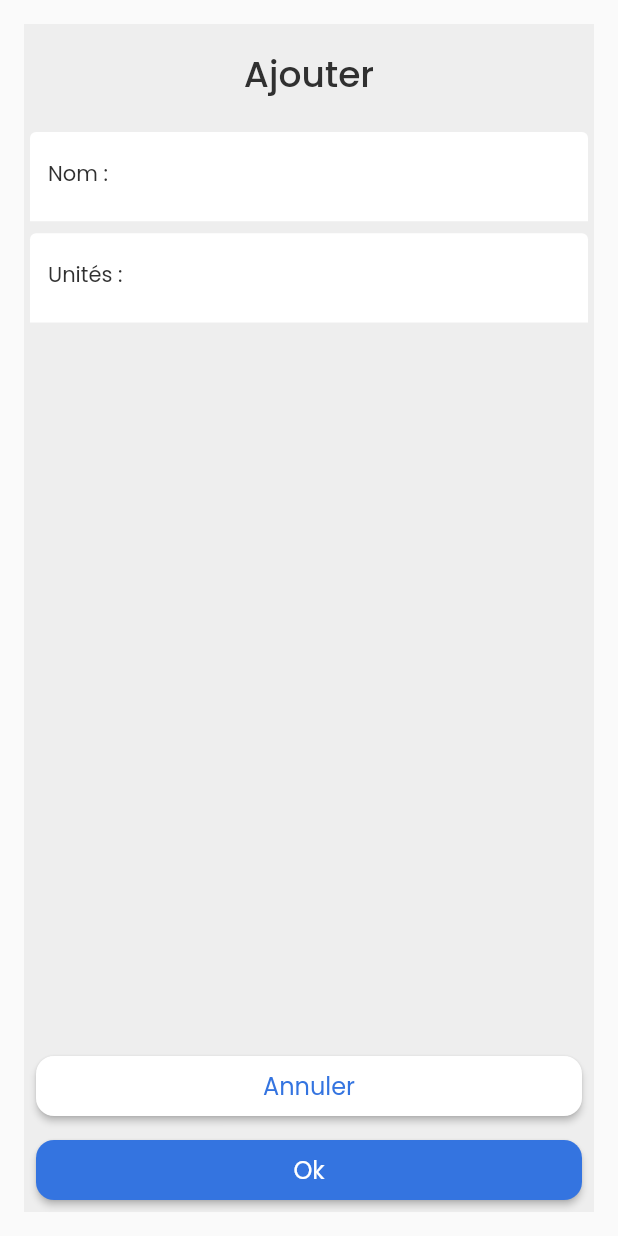
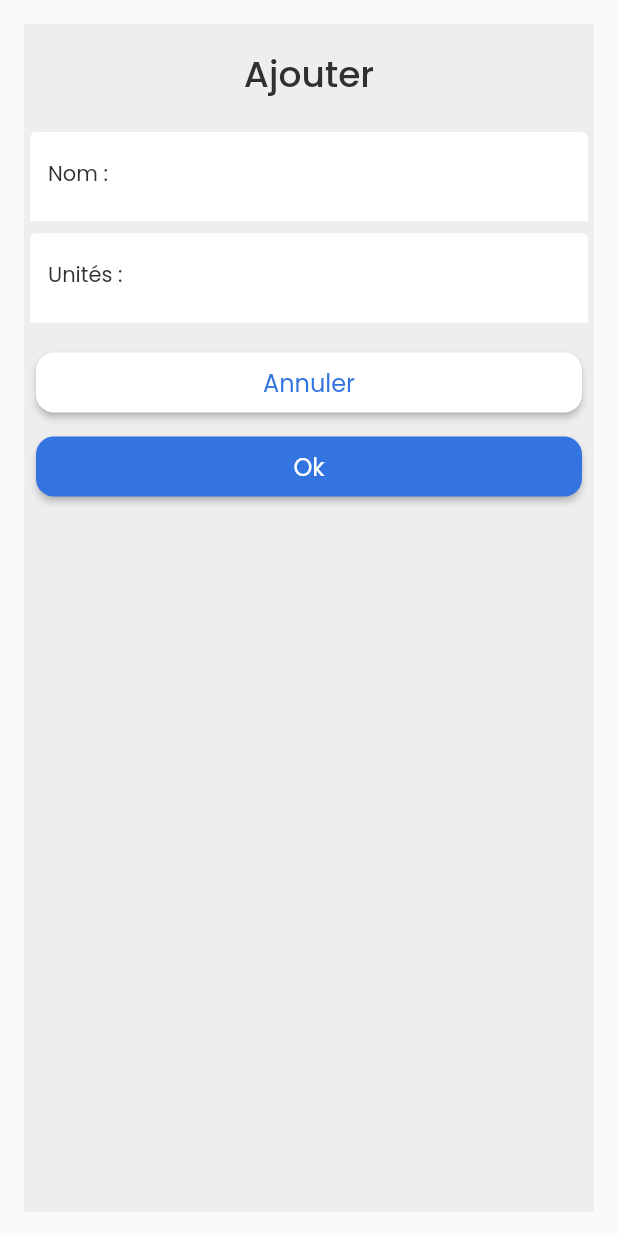
Before and after one commit to Sebastien-Remy/timtips, a Flutter app: the AddPartnerWidget widget shown alone on an empty page, opened directly, on a phone screen of 412 x 824 dp. Run offline on Flutter 3.47's test engine with Material 2 defaults, Android fonts, the phone set to English and light mode, and no system bars; drawn by our look-alikes of auto_size_text; our stand-ins replace built_collection, built_value, cloud_firestore, firebase_auth, firebase_core, font_awesome_flutter and 7 more; accounts and stored records are empty; generated files the repository leaves out were written again.

Commit message:
Build 2 - Suppress spacer for keyboard improvement

```diff
--- a/lib/components/add_partner_widget.dart
+++ b/lib/components/add_partner_widget.dart
@@ -166,9 +166,8 @@ class _AddPartnerWidgetState extends State<AddPartnerWidget> {
                             )
                           ],
                         ),
-                        Spacer(),
                         Padding(
-                          padding: EdgeInsets.fromLTRB(8, 8, 8, 8),
+                          padding: EdgeInsets.fromLTRB(8, 16, 8, 8),
                           child: FFButtonWidget(
                             onPressed: () async {
                               Navigator.pop(context);
--- a/lib/components/change_tip_widget.dart
+++ b/lib/components/change_tip_widget.dart
@@ -98,7 +98,6 @@ class _ChangeTipWidgetState extends State<ChangeTipWidget> {
                           ),
                         ),
 
-                        Spacer(),
 
                         // Cancel Button
                         // -------------
--- a/lib/components/update_partner_widget.dart
+++ b/lib/components/update_partner_widget.dart
@@ -123,9 +123,8 @@ class _UpdatePartnerWidgetState extends State<UpdatePartnerWidget> {
                             keyboardType: TextInputType.number,
                           ),
                         ),
-                        Spacer(),
                         Padding(
-                          padding: EdgeInsets.fromLTRB(8, 0, 8, 21),
+                          padding: EdgeInsets.fromLTRB(8, 16, 8, 16),
                           child: FFButtonWidget(
                             onPressed: () async {
                               await updatePartnerPartnersRecord.reference.delete();
```
Also changed, not shown: 2 other files.
